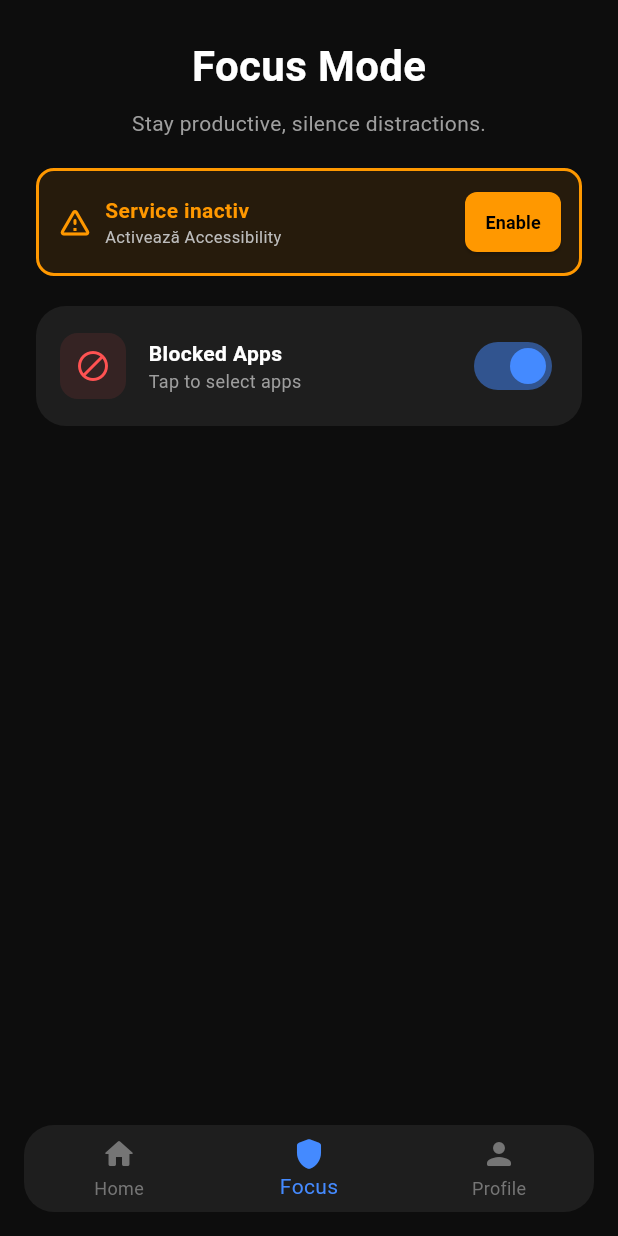
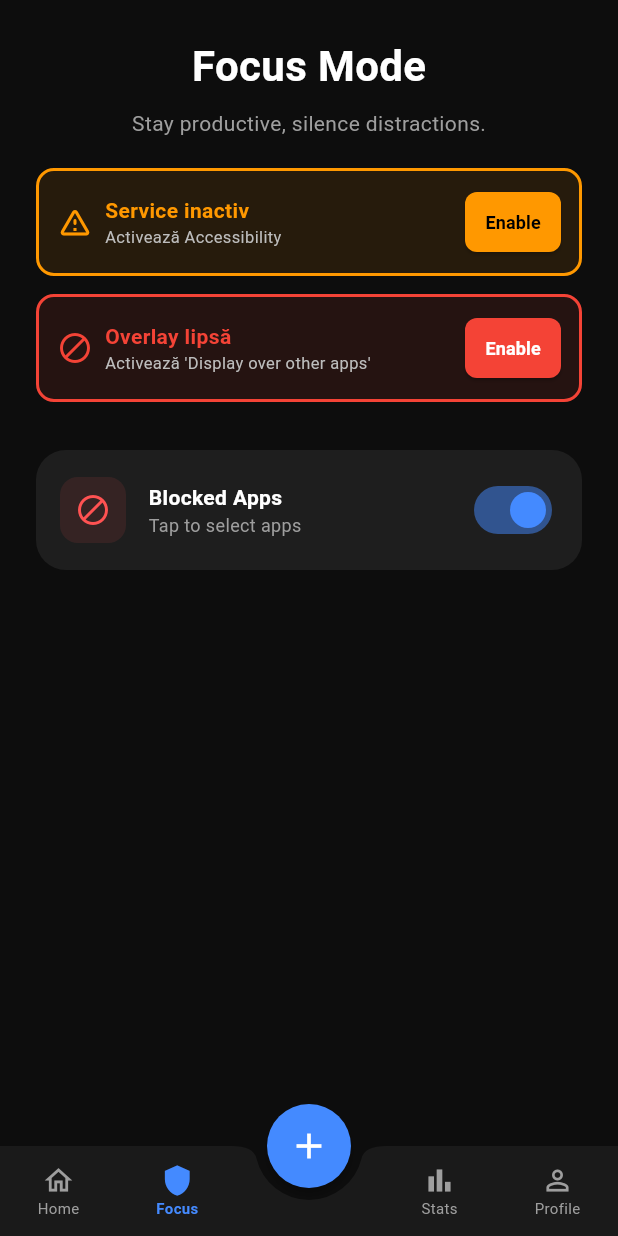
Before and after one commit to Floridedincolo/focus_mate, a Flutter app: the screen it shows after launch, item 2 of the bottom bar chosen, after a tap on "Enable", on a phone screen of 412 x 824 dp. Run offline on Flutter 3.47's test engine with Material 3 defaults, Android fonts, the phone set to English and light mode, and no system bars; our stand-ins replace cloud_firestore, firebase_auth, firebase_core, shared_preferences; missing offline and left inert: device_apps; accounts and stored records are empty.

Commit message:
working bottom

```diff
--- a/lib/main.dart
+++ b/lib/main.dart
@@ -4,6 +4,8 @@ import 'package:firebase_core/firebase_core.dart';
 import 'package:focus_mate/pages/focus_page.dart';
 import 'package:focus_mate/pages/home.dart';
 import 'package:focus_mate/pages/add_task.dart';
+import 'package:focus_mate/pages/main_page.dart';
+import 'package:focus_mate/pages/stats_page.dart';
 import 'pages/profile.dart';
 import 'package:focus_mate/firebase_options.dart';
 import 'package:flutter/services.dart'; // pentru EventChannel
@@ -52,12 +54,14 @@ void main() async {
   runApp(
     MaterialApp(
       debugShowCheckedModeBanner: false,
-      home: Home(),
+      home: const MainPage(),
       routes: {
-        '/profile': (context) => Profile(),
-        '/add_task': (context) => AddTaskMenu(),
-        '/focus_page': (context) => FocusPage(),
-        '/home': (context) => Home(),
+        '/profile': (context) => const Profile(),
+        '/add_task': (context) => const AddTaskMenu(),
+        '/focus_page': (context) => const FocusPage(),
+        '/home': (context) => const Home(),
+        '/stats': (context) => const StatsPage(),
+        '/main': (context) => const MainPage(),
       },
     ),
   );
--- a/lib/pages/focus_page.dart
+++ b/lib/pages/focus_page.dart
@@ -19,6 +19,7 @@ class _FocusPageState extends State<FocusPage> with WidgetsBindingObserver {
 
   // --- ACCESSIBILITY SERVICE STATUS ---
   bool _isAccessibilityEnabled = false;
+  bool _hasOverlayPermission = false;
 
 
   @override
@@ -27,6 +28,7 @@ class _FocusPageState extends State<FocusPage> with WidgetsBindingObserver {
     WidgetsBinding.instance.addObserver(this); // ✅ Ascultă schimbările de lifecycle
     _loadBlockedApps();
     _checkAccessibilityService(); // ✅ Verifică imediat la pornire
+    _checkOverlayPermission(); // ✅ Verifică permisiunea overlay
   }
 
     @override
@@ -42,6 +44,7 @@ class _FocusPageState extends State<FocusPage> with WidgetsBindingObserver {
       // Delay pentru a lăsa sistemul să se stabilizeze după revenirea în foreground
       Future.delayed(const Duration(milliseconds: 1000), () async {
         await _checkAccessibilityService();
+        await _checkOverlayPermission();
       });
     }
   }
@@ -60,6 +63,23 @@ class _FocusPageState extends State<FocusPage> with WidgetsBindingObserver {
         print("✅ Accessibility Service este ACTIV și funcțional!");
       } else {
         print("⚠️ Accessibility Service NU este activ!");
+      }
+    }
+  }
+
+  // ✅ Verifică permisiunea overlay
+  Future<void> _checkOverlayPermission() async {
+    final canDraw = await AccessibilityService.canDrawOverlays();
+
+    if (mounted) {
+      setState(() {
+        _hasOverlayPermission = canDraw;
+      });
+
+      if (canDraw) {
+        print("✅ Overlay permission este ACTIVĂ!");
+      } else {
+        print("⚠️ Overlay permission NU este activă!");
       }
     }
   }
@@ -243,7 +263,7 @@ class _FocusPageState extends State<FocusPage> with WidgetsBindingObserver {
                 if (!_isAccessibilityEnabled)
                   Container(
                     padding: const EdgeInsets.symmetric(horizontal: 12, vertical: 10),
-                    margin: const EdgeInsets.only(bottom: 20),
+                    margin: const EdgeInsets.only(bottom: 12),
                     decoration: BoxDecoration(
                       color: Colors.orange.withAlpha(26),
                       border: Border.all(color: Colors.orange, width: 2),
@@ -294,9 +314,62 @@ class _FocusPageState extends State<FocusPage> with WidgetsBindingObserver {
                     ),
                   ),
 
+                // ✅ BANNER OVERLAY PERMISSION (compact)
+                if (!_hasOverlayPermission)
+                  Container(
+                    padding: const EdgeInsets.symmetric(horizontal: 12, vertical: 10),
+                    margin: const EdgeInsets.only(bottom: 12),
+                    decoration: BoxDecoration(
+                      color: Colors.red.withAlpha(26),
+                      border: Border.all(color: Colors.red, width: 2),
+                      borderRadius: BorderRadius.circular(12),
+                    ),
+                    child: Row(
+                      children: [
+                        const Icon(Icons.block, color: Colors.red, size: 24),
+                        const SizedBox(width: 8),
+                        Expanded(
+                          child: Column(
+                            crossAxisAlignment: CrossAxisAlignment.start,
+                            mainAxisSize: MainAxisSize.min,
+                            children: [
+                              const Text(
+                                "Overlay lipsă",
+                                style: TextStyle(
+                                  color: Colors.red,
+                                  fontSize: 14,
+                                  fontWeight: FontWeight.bold,
+                                ),
+                              ),
+                              Text(
+                                "Activează 'Display over other apps'",
+                                style: TextStyle(color: Colors.grey[400], fontSize: 11),
+                              ),
+                            ],
+                          ),
+                        ),
+                        const SizedBox(width: 6),
+                        ElevatedButton(
+                          onPressed: () async {
+                            await AccessibilityService.requestOverlayPermission();
+                            // După ce userul revine din setări, verifică din nou
+                            await Future.delayed(const Duration(milliseconds: 500));
+                            await _checkOverlayPermission();
+                          },
+                          style: ElevatedButton.styleFrom(
+                            backgroundColor: Colors.red,
+                            padding: const EdgeInsets.symmetric(horizontal: 12, vertical: 6),
+                            shape: RoundedRectangleBorder(
+                              borderRadius: BorderRadius.circular(8),
+                            ),
+                          ),
+                          child: const Text("Enable", style: TextStyle(color: Colors.white, fontWeight: FontWeight.bold, fontSize: 12)),
+                        ),
+                      ],
+                    ),
+                  ),
 
-
-
+                const SizedBox(height: 20),
 
                 // --- LISTA APLICAȚII BLOCATE (REAL) ---
                 GestureDetector(
@@ -354,55 +427,9 @@ class _FocusPageState extends State<FocusPage> with WidgetsBindingObserver {
                     ),
                   ),
                 ),
-                const SizedBox(height: 100), // Spațiu pentru bottom navigation
+                const SizedBox(height: 20),
               ],
             ),
-          ),
-        ),
-      ),
-      // ✅ BOTTOM NAVIGATION BAR
-      bottomNavigationBar: Container(
-        margin: const EdgeInsets.all(16),
-        decoration: BoxDecoration(
-          color: const Color(0xFF1E1E1E),
-          borderRadius: BorderRadius.circular(20),
-        ),
-        child: ClipRRect(
-          borderRadius: BorderRadius.circular(20),
-          child: BottomNavigationBar(
-            backgroundColor: Colors.transparent,
-            elevation: 0,
-            selectedItemColor: Colors.blueAccent,
-            unselectedItemColor: Colors.grey[600],
-            type: BottomNavigationBarType.fixed,
-            currentIndex: 1, // Focus page index
-            onTap: (index) {
-              switch (index) {
-                case 0:
-                  Navigator.pushReplacementNamed(context, '/home');
-                  break;
-                case 1:
-                  // Already on focus page
-                  break;
-                case 2:
-                  Navigator.pushReplacementNamed(context, '/profile');
-                  break;
-              }
-            },
-            items: const [
-              BottomNavigationBarItem(
-                icon: Icon(Icons.home_rounded, size: 24),
-                label: 'Home',
-              ),
-              BottomNavigationBarItem(
-                icon: Icon(Icons.shield_rounded, size: 24),
-                label: 'Focus',
-              ),
-              BottomNavigationBarItem(
-                icon: Icon(Icons.person_rounded, size: 24),
-                label: 'Profile',
-              ),
-            ],
           ),
         ),
       ),
--- a/lib/pages/home.dart
+++ b/lib/pages/home.dart
@@ -1,7 +1,6 @@
 // lib/pages/home.dart
 import 'package:flutter/material.dart';
 import 'package:cloud_firestore/cloud_firestore.dart';
-import 'package:intl/intl.dart';
 
 import '../models/task.dart';
 import '../models/calendar_icon_data.dart';
@@ -9,7 +8,7 @@ import '../widgets/calendar_icon_widget.dart';
 import '../widgets/task_item.dart';
 import '../services/firestore_service.dart';
 import '../extensions/task_filter.dart';
-import 'package:focus_mate/firebase_options.dart';
+
 class Home extends StatefulWidget {
   const Home({super.key});
 
@@ -23,7 +22,6 @@ class _HomeState extends State<Home> {
   late DateTime firstDate;
   late DateTime lastDate;
   late String currentDateText;
-  late int _selectedIndex;
   final ScrollController _scrollController = ScrollController();
   late List<CalendarIconData> calendarIcons;
 
@@ -55,15 +53,13 @@ class _HomeState extends State<Home> {
     'Saturday',
     'Sunday',
   ];
-  final bottomBarColor = const Color(0xFF1A1A1A); // Culoarea barei de jos
-  final accentColor = Colors.blueAccent;
+
   @override
   void initState() {
     super.initState();
     todayDate = DateTime.now();
     selectedDate = todayDate;
     currentDateText = "Today";
-    _selectedIndex=0;
     int totalDays = 203;
     firstDate = todayDate.subtract(Duration(days: totalDays ~/ 2));
     lastDate = todayDate.add(Duration(days: totalDays ~/ 2));
@@ -453,35 +449,6 @@ class _HomeState extends State<Home> {
           ),
         ],
       ),
-        floatingActionButton: FloatingActionButton(
-          backgroundColor: accentColor,
-          shape: const CircleBorder(),
-          elevation: 2,
-          onPressed: () => Navigator.pushNamed(context, '/add_task'),
-          child: const Icon(Icons.add, color: Colors.white, size: 28),
-        ),
-
-        floatingActionButtonLocation: FloatingActionButtonLocation.centerDocked,
-        bottomNavigationBar: BottomAppBar(
-          color: bottomBarColor,
-          shape: const CircularNotchedRectangle(),
-          notchMargin: 8.0,
-          clipBehavior: Clip.antiAlias,
-          height: 60,
-          child: Padding(
-            padding: const EdgeInsets.symmetric(horizontal: 8.0),
-            child: Row(
-              mainAxisAlignment: MainAxisAlignment.spaceBetween,
-              children: [
-                _buildBottomNavItem(0, Icons.home_outlined, Icons.home, "Home"),
-                _buildBottomNavItem(1, Icons.shield_outlined, Icons.shield, "Focus"),
-                const SizedBox(width: 48), // Spațiu pentru FAB
-                _buildBottomNavItem(2, Icons.bar_chart_outlined, Icons.bar_chart, "Stats"),
-                _buildBottomNavItem(3, Icons.person_outline, Icons.person, "Profile"),
-              ],
-            ),
-          ),
-        )
     );
   }
 
@@ -505,57 +472,4 @@ class _HomeState extends State<Home> {
       ),
     );
   }
-  Widget _buildBottomNavItem(int index, IconData icon, IconData activeIcon, String label) {
-    bool isSelected = _selectedIndex == index;
-    return InkWell(
-      onTap: () {
-        setState(() {
-          _selectedIndex = index;
-        });
-
-        // Navigare în funcție de index
-        switch (index) {
-          case 0: // Home
-            Navigator.pushNamed(context, '/home');
-            break;
-          case 1: // Focus Mode
-            Navigator.pushNamed(context, '/focus_page');
-            break;
-          case 2: // Stats
-            // Nu există încă pagina de stats
-            ScaffoldMessenger.of(context).showSnackBar(
-              const SnackBar(
-                content: Text('Stats page coming soon!'),
-                duration: Duration(seconds: 1),
-              ),
-            );
-            break;
-          case 3: // Profile
-            Navigator.pushNamed(context, '/profile');
-            break;
-        }
-      },
-      child: Container(
-        padding: const EdgeInsets.symmetric(vertical: 0, horizontal: 1),
-        child: Column(
-          mainAxisSize: MainAxisSize.min,
-          mainAxisAlignment: MainAxisAlignment.center,
-          children: [
-            Icon(
-              isSelected ? activeIcon : icon,
-              color: isSelected ? Colors.blueAccent : Colors.grey,
-              size: 22,
-            ),
-            Text(
-              label,
-              style: TextStyle(
-                color: isSelected ? Colors.blueAccent : Colors.grey,
-                fontSize: 10,
-                fontWeight: isSelected ? FontWeight.w600 : FontWeight.normal,
-              ),
-            ),
-          ],
-        ),
-      ),
-    );
-  }}
+}
--- /dev/null
+++ b/lib/pages/main_page.dart
@@ -0,0 +1,100 @@
+import 'package:flutter/material.dart';
+import 'package:focus_mate/pages/home.dart';
+import 'package:focus_mate/pages/focus_page.dart';
+import 'package:focus_mate/pages/stats_page.dart';
+import 'package:focus_mate/pages/profile.dart';
+
+class MainPage extends StatefulWidget {
+  const MainPage({super.key});
+
+  @override
+  State<MainPage> createState() => _MainPageState();
+}
+
+class _MainPageState extends State<MainPage> {
+  int _selectedIndex = 0;
+
+  final List<Widget> _pages = [
+    const Home(),
+    const FocusPage(),
+    const StatsPage(),
+    const Profile(),
+  ];
+
+  final bottomBarColor = const Color(0xFF1A1A1A);
+  final accentColor = Colors.blueAccent;
+
+  void _onItemTapped(int index) {
+    setState(() {
+      _selectedIndex = index;
+    });
+  }
+
+  @override
+  Widget build(BuildContext context) {
+    return Scaffold(
+      backgroundColor: const Color(0xFF0D0D0D),
+      body: IndexedStack(
+        index: _selectedIndex,
+        children: _pages,
+      ),
+      floatingActionButton: FloatingActionButton(
+        backgroundColor: accentColor,
+        shape: const CircleBorder(),
+        elevation: 2,
+        onPressed: () => Navigator.pushNamed(context, '/add_task'),
+        child: const Icon(Icons.add, color: Colors.white, size: 28),
+      ),
+      floatingActionButtonLocation: FloatingActionButtonLocation.centerDocked,
+      bottomNavigationBar: BottomAppBar(
+        color: bottomBarColor,
+        shape: const CircularNotchedRectangle(),
+        notchMargin: 8.0,
+        clipBehavior: Clip.antiAlias,
+        height: 60,
+        child: Padding(
+          padding: const EdgeInsets.symmetric(horizontal: 8.0),
+          child: Row(
+            mainAxisAlignment: MainAxisAlignment.spaceBetween,
+            children: [
+              _buildBottomNavItem(0, Icons.home_outlined, Icons.home, "Home"),
+              _buildBottomNavItem(1, Icons.shield_outlined, Icons.shield, "Focus"),
+              const SizedBox(width: 48), // Spațiu pentru FAB
+              _buildBottomNavItem(2, Icons.bar_chart_outlined, Icons.bar_chart, "Stats"),
+              _buildBottomNavItem(3, Icons.person_outline, Icons.person, "Profile"),
+            ],
+          ),
+        ),
+      ),
+    );
+  }
+
+  Widget _buildBottomNavItem(int index, IconData icon, IconData activeIcon, String label) {
+    bool isSelected = _selectedIndex == index;
+    return InkWell(
+      onTap: () => _onItemTapped(index),
+      child: Container(
+        padding: const EdgeInsets.symmetric(vertical: 0, horizontal: 1),
+        child: Column(
+          mainAxisSize: MainAxisSize.min,
+          mainAxisAlignment: MainAxisAlignment.center,
+          children: [
+            Icon(
+              isSelected ? activeIcon : icon,
+              color: isSelected ? Colors.blueAccent : Colors.grey,
+              size: 22,
+            ),
+            Text(
+              label,
+              style: TextStyle(
+                color: isSelected ? Colors.blueAccent : Colors.grey,
+                fontSize: 10,
+                fontWeight: isSelected ? FontWeight.w600 : FontWeight.normal,
+              ),
+            ),
+          ],
+        ),
+      ),
+    );
+  }
+}
--- a/lib/pages/profile.dart
+++ b/lib/pages/profile.dart
@@ -118,20 +118,11 @@ class _ProfileState extends State<Profile> {
     return Scaffold(
       backgroundColor: const Color(0xFF0D0D0D),
       appBar: AppBar(
-        leading: ElevatedButton(
-          onPressed: () => Navigator.pop(context),
-          style: OutlinedButton.styleFrom(
-            shape: const CircleBorder(),
-            backgroundColor: const Color(0xFF1A1A1A),
-            padding: const EdgeInsets.all(10),
-          ),
-          child: const Icon(Icons.arrow_back_ios_new_sharp, color: Colors.white70),
-        ),
         backgroundColor: const Color(0xFF0D0D0D),
         elevation: 0,
+        automaticallyImplyLeading: false,
         title: Row(
           children: [
-            const SizedBox(width: 5),
             const Text(
               "Profile",
               style: TextStyle(
--- /dev/null
+++ b/lib/pages/stats_page.dart
@@ -0,0 +1,61 @@
+import 'package:flutter/material.dart';
+
+class StatsPage extends StatefulWidget {
+  const StatsPage({super.key});
+
+  @override
+  State<StatsPage> createState() => _StatsPageState();
+}
+
+class _StatsPageState extends State<StatsPage> {
+  @override
+  Widget build(BuildContext context) {
+    return Scaffold(
+      backgroundColor: const Color(0xFF0D0D0D),
+      appBar: AppBar(
+        backgroundColor: const Color(0xFF0D0D0D),
+        title: const Text(
+          'Statistics',
+          style: TextStyle(
+            color: Colors.white,
+            fontSize: 22.5,
+            fontWeight: FontWeight.bold,
+          ),
+        ),
+      ),
+      body: Center(
+        child: Column(
+          mainAxisAlignment: MainAxisAlignment.center,
+          children: [
+            Icon(
+              Icons.bar_chart,
+              size: 80,
+              color: Colors.blueAccent.withAlpha(128),
+            ),
+            const SizedBox(height: 20),
+            const Text(
+              'Statistics Coming Soon!',
+              style: TextStyle(
+                color: Colors.white70,
+                fontSize: 22,
+                fontWeight: FontWeight.bold,
+              ),
+            ),
+            const SizedBox(height: 10),
+            const Padding(
+              padding: EdgeInsets.symmetric(horizontal: 40),
+              child: Text(
+                'Track your productivity, completed tasks, and focus time here.',
+                textAlign: TextAlign.center,
+                style: TextStyle(
+                  color: Colors.white54,
+                  fontSize: 16,
+                ),
+              ),
+            ),
+          ],
+        ),
+      ),
+    );
+  }
+}
--- a/lib/services/accessibility_service.dart
+++ b/lib/services/accessibility_service.dart
@@ -33,4 +33,24 @@ class AccessibilityService {
     }
     return true;
   }
+
+  /// ✅ Verifică dacă permisiunea de overlay este acordată
+  static Future<bool> canDrawOverlays() async {
+    try {
+      final bool canDraw = await _channel.invokeMethod('canDrawOverlays');
+      return canDraw;
+    } catch (e) {
+      print('❌ Error checking overlay permission: $e');
+      return false;
+    }
+  }
+
+  /// 🔓 Deschide setările pentru permisiunea de overlay
+  static Future<void> requestOverlayPermission() async {
+    try {
+      await _channel.invokeMethod('requestOverlayPermission');
+    } catch (e) {
+      print('❌ Error requesting overlay permission: $e');
+    }
+  }
 }
```
Also changed, not shown: 2 other files.
